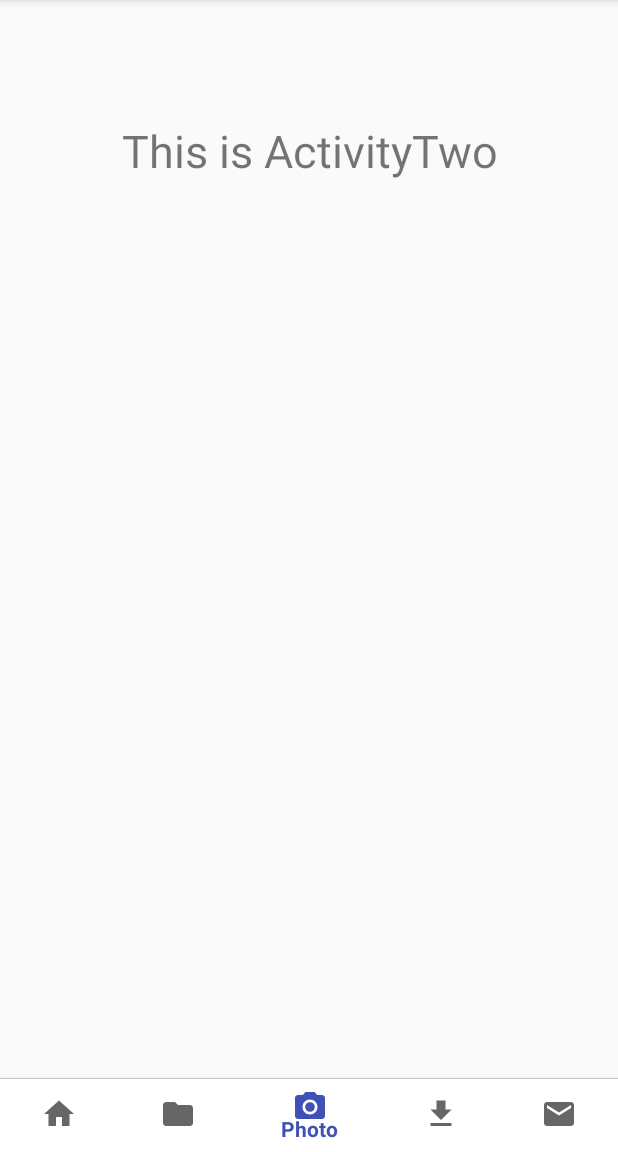
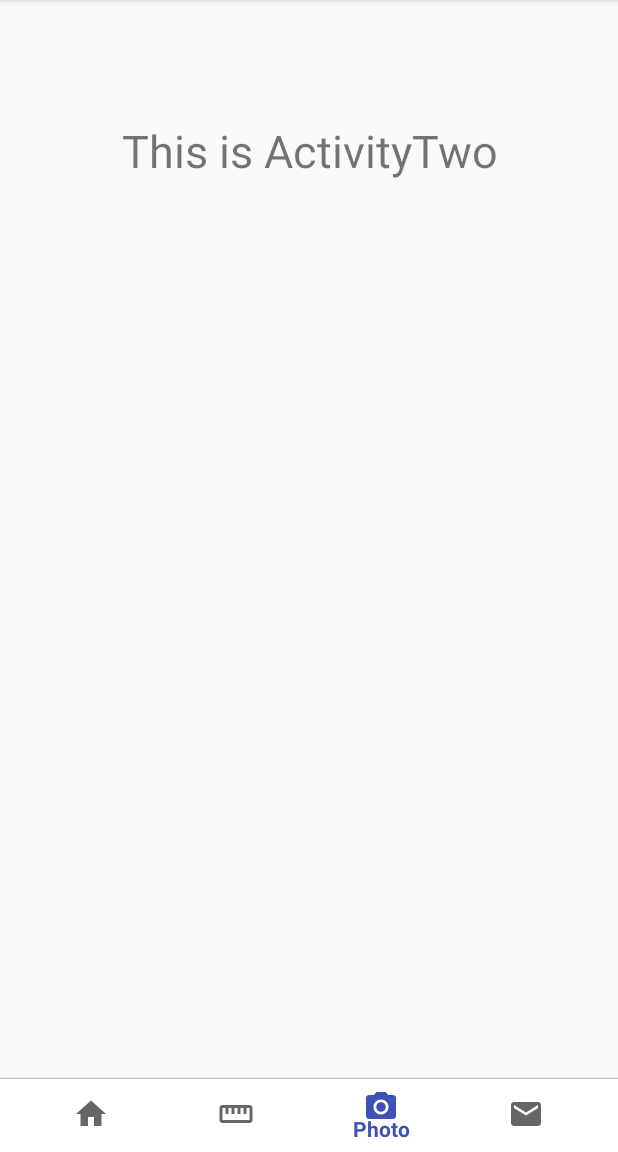
Before and after one commit to Hambrsoom/SoleSearchAR, an Android app: the ActivityTwo screen opened directly, with no data from a screen before it, on a phone screen of 412 x 824 dp, the part 84-1236 px from its top. Run offline under Robolectric (Android 15) with nearby library versions, the phone set to English and light mode, and no system bars.

Commit message:
adjusted nav bar to fit new setting

```diff
--- a/app/src/main/AndroidManifest.xml
+++ b/app/src/main/AndroidManifest.xml
@@ -12,7 +12,6 @@
         <activity android:name=".ActivityOne"/>
         <activity android:name=".ActivityTwo"/>
         <activity android:name=".ActivityThree"/>
-        <activity android:name=".ActivityFour"/>
         <activity android:name=".CameraActivity"/>
 
         <activity
--- /dev/null
+++ b/app/src/main/res/drawable/ruler.xml
@@ -0,0 +1,9 @@
+<vector xmlns:android="http://schemas.android.com/apk/res/android"
+        android:width="24dp"
+        android:height="24dp"
+        android:viewportWidth="24.0"
+        android:viewportHeight="24.0">
+    <path
+        android:fillColor="#FF000000"
+        android:pathData="M21,6L3,6c-1.1,0 -2,0.9 -2,2v8c0,1.1 0.9,2 2,2h18c1.1,0 2,-0.9 2,-2L23,8c0,-1.1 -0.9,-2 -2,-2zM21,16L3,16L3,8h2v4h2L7,8h2v4h2L11,8h2v4h2L15,8h2v4h2L19,8h2v8z"/>
+</vector>
--- a/app/src/main/res/menu/bottom_nav_menu.xml
+++ b/app/src/main/res/menu/bottom_nav_menu.xml
@@ -7,9 +7,9 @@
         android:title="@string/title_home" />
 
     <item
-        android:id="@+id/navigation_record"
-        android:icon="@drawable/ic_folder_black_24dp"
-        android:title="@string/title_folder" />
+        android:id="@+id/navigation_measure"
+        android:icon="@drawable/ruler"
+        android:title="@string/title_measure" />
 
     <item
         android:id="@+id/navigation_photo"
@@ -17,11 +17,6 @@
         android:title="@string/title_photo" />
 
     <item
-        android:id="@+id/navigation_save"
-        android:icon="@drawable/ic_file_download_black_24dp"
-        android:title="@string/title_save" />
-
-    <item
         android:id="@+id/navigation_email"
         android:icon="@drawable/ic_mail_black_24dp"
         android:title="@string/title_email" />
--- a/app/src/main/res/values/strings.xml
+++ b/app/src/main/res/values/strings.xml
@@ -3,9 +3,8 @@
     <string name="activity_name_classification">Classify</string>
     <string name="camera_error">This device doesn\'t support Camera2 API.</string>
     <string name="title_home">Home</string>
-    <string name="title_folder">Record</string>
+    <string name="title_measure">Measure</string>
     <string name="title_photo">Photo</string>
-    <string name="title_save">Save</string>
     <string name="title_email">Email</string>
     <string name="title_activity_home">homeActivity</string>
     <!-- Strings used for fragments for navigation -->
```
Also changed, not shown: app/src/main/java/demo/tensorflow/org/customvision_sample/ActivityFour.java (deleted, +0 -66 lines), app/src/main/java/demo/tensorflow/org/customvision_sample/ActivityOne.java (+2 -7 lines), app/src/main/java/demo/tensorflow/org/customvision_sample/ActivityThree.java (+1 -7 lines), app/src/main/java/demo/tensorflow/org/customvision_sample/ActivityTwo.java (+2 -7 lines), app/src/main/java/demo/tensorflow/org/customvision_sample/MainActivity.java (+2 -7 lines), app/src/main/res/layout/activity_four.xml (deleted, +0 -48 lines), app/src/main/res/navigation/mobile_navigation.xml (deleted, +0 -37 lines).
